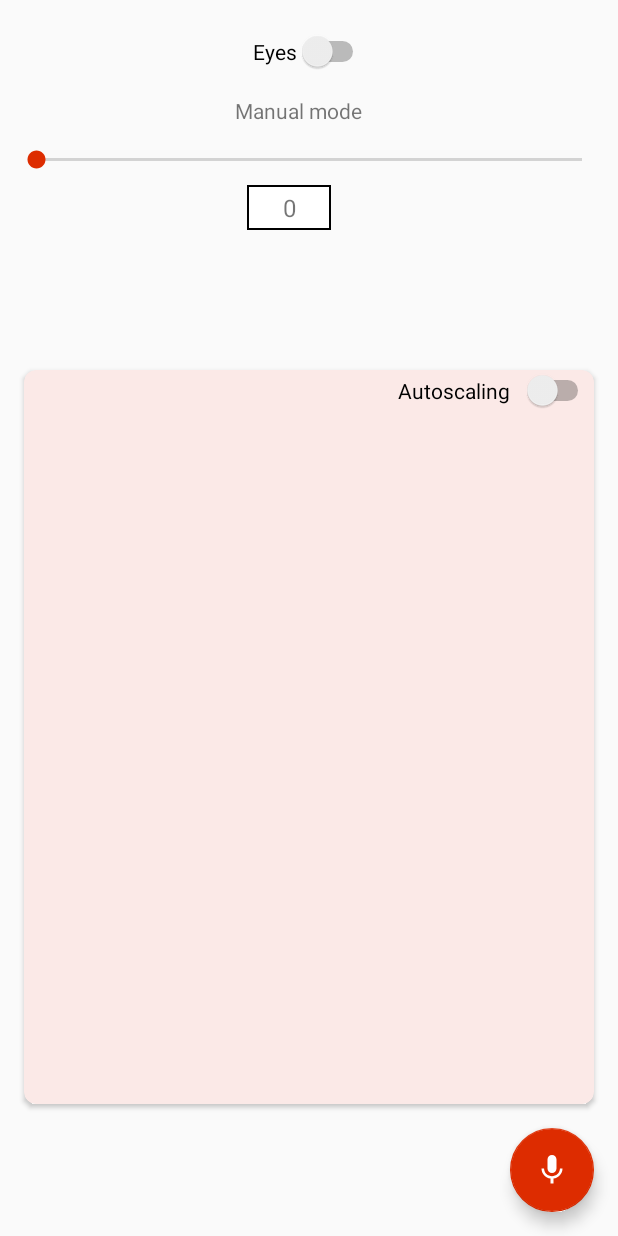
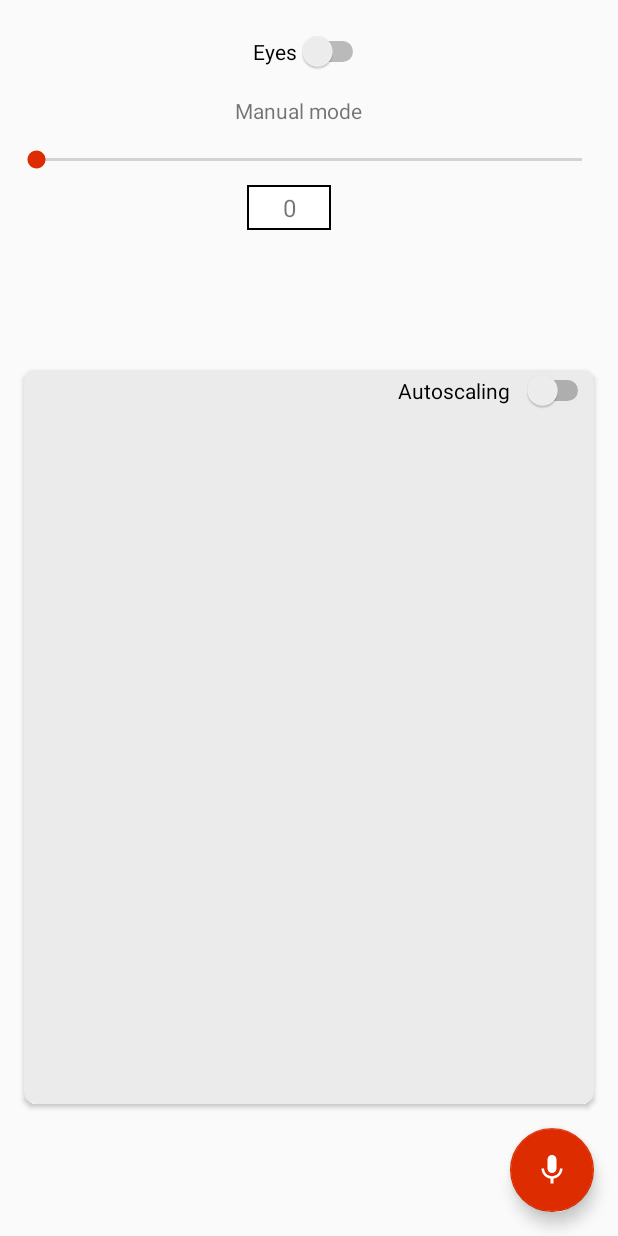
Before and after one commit to Jaeger87/Parrotronic, an Android app: the layout activity_main.xml on its own in the app's theme, with its tools: preview values and no code run, on a phone screen of 412 x 824 dp. Run offline under Robolectric (Android 15) with nearby library versions, the light colour scheme and no system bars.

Commit message:
grigio e vibrazione

```diff
--- a/ParrotronicAndroid/app/src/main/java/com/example/parrotronicandroid/MainActivity.java
+++ b/ParrotronicAndroid/app/src/main/java/com/example/parrotronicandroid/MainActivity.java
@@ -414,6 +414,7 @@ public class MainActivity extends AppCompatActivity implements BTHeadActivity, P
         recorder.release();
         recorder = null;
         timeTask = null;
+        vibe.vibrate(VibrationEffect.createOneShot(75, VibrationEffect.DEFAULT_AMPLITUDE));
     }
 
 
--- a/ParrotronicAndroid/app/src/main/res/layout/activity_main.xml
+++ b/ParrotronicAndroid/app/src/main/res/layout/activity_main.xml
@@ -99,7 +99,7 @@
         android:layout_height="0dp"
         android:layout_margin="16dp"
         android:layout_marginBottom="8dp"
-        app:cardBackgroundColor="@color/aranwhite"
+        app:cardBackgroundColor="@color/grayJoy"
         app:cardCornerRadius="8dp"
         app:layout_constraintBottom_toTopOf="@+id/micfab"
         app:layout_constraintStart_toStartOf="parent"
--- a/ParrotronicAndroid/app/src/main/res/values/colors.xml
+++ b/ParrotronicAndroid/app/src/main/res/values/colors.xml
@@ -6,5 +6,6 @@
     <color name="colorAccent">#dd2c00</color>
     <color name="aranwhite">#fbe9e7</color>
     <color name="gray">#3d3d3d</color>
+    <color name="grayJoy">#ebebeb</color>
 
 </resources>
```
